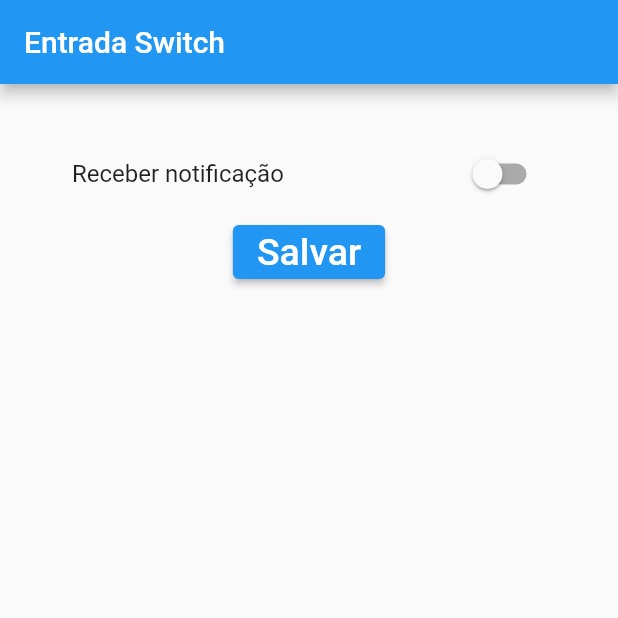
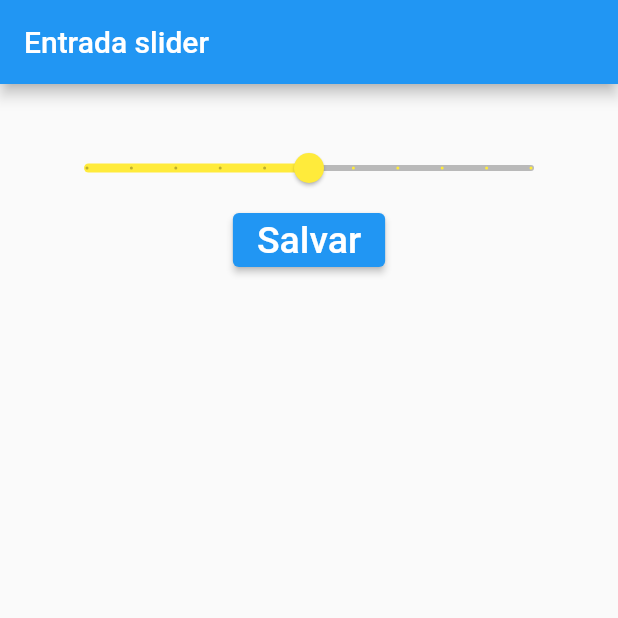
Before and after one commit to paulosales47/EstudoFlutter, a Flutter app: the screen it shows after launch, after a tap on "Salvar", on a phone screen of 412 x 824 dp, the top half of it. Run offline on Flutter 3.47's test engine with Material 2 defaults, Android fonts, the phone set to English and light mode, and no system bars.

Commit message:
Utilizando Slider

```diff
--- /dev/null
+++ b/lib/entrada_slider.dart
@@ -0,0 +1,57 @@
+import 'package:flutter/cupertino.dart';
+import 'package:flutter/material.dart';
+
+class EntradaSlider extends StatefulWidget {
+  @override
+  _EntradaSliderState createState() => _EntradaSliderState();
+}
+
+class _EntradaSliderState extends State<EntradaSlider> {
+
+  double _notaUsuario = 5;
+  String _labelSlide = "5";
+  Color _corAtiva = Colors.yellow;
+  @override
+  Widget build(BuildContext context) {
+    return Scaffold(
+      appBar: AppBar(
+        title: Text("Entrada slider"),
+      ),
+      body: Container(
+        width: double.infinity,
+        padding: EdgeInsets.all(32),
+        child: Column(
+          children: [
+            Slider(
+              label: _labelSlide,
+              divisions: 10,
+              activeColor: _corAtiva,
+              inactiveColor: Colors.black26,
+              value: _notaUsuario,
+              min: 0,
+              max: 10,
+              onChanged: (nota){
+                setState(() {
+                  _notaUsuario = nota;
+                  _labelSlide = nota.toString();
+                  if(nota <= 2)
+                    _corAtiva = Colors.red;
+                  else if(nota <= 4)
+                    _corAtiva = Colors.orange;
+                  else if(nota <= 6)
+                    _corAtiva = Colors.yellow;
+                  else if(nota <= 8)
+                    _corAtiva = Colors.blue;
+                  else if(nota <= 10)
+                    _corAtiva = Colors.green;
+                });
+                }),
+            ElevatedButton(onPressed: (){
+
+            }, child: Text("Salvar", style: TextStyle(fontSize: 25)))
+          ],
+        ),
+      ),
+    );
+  }
+}
--- a/lib/main.dart
+++ b/lib/main.dart
@@ -1,12 +1,11 @@
 import 'package:flutter/cupertino.dart';
 import 'package:flutter/material.dart';
-import 'package:flutter_estudo/entrada_checkbox.dart';
-import 'package:flutter_estudo/entrada_radiobutton.dart';
-import 'package:flutter_estudo/entrada_switch.dart';
+import 'package:flutter_estudo/entrada_slider.dart';
+
 
 void main(){
   runApp(MaterialApp(
     debugShowCheckedModeBanner: false,
-    home: EntradaSwitch(),
+    home: EntradaSlider(),
   ));
 }
```
